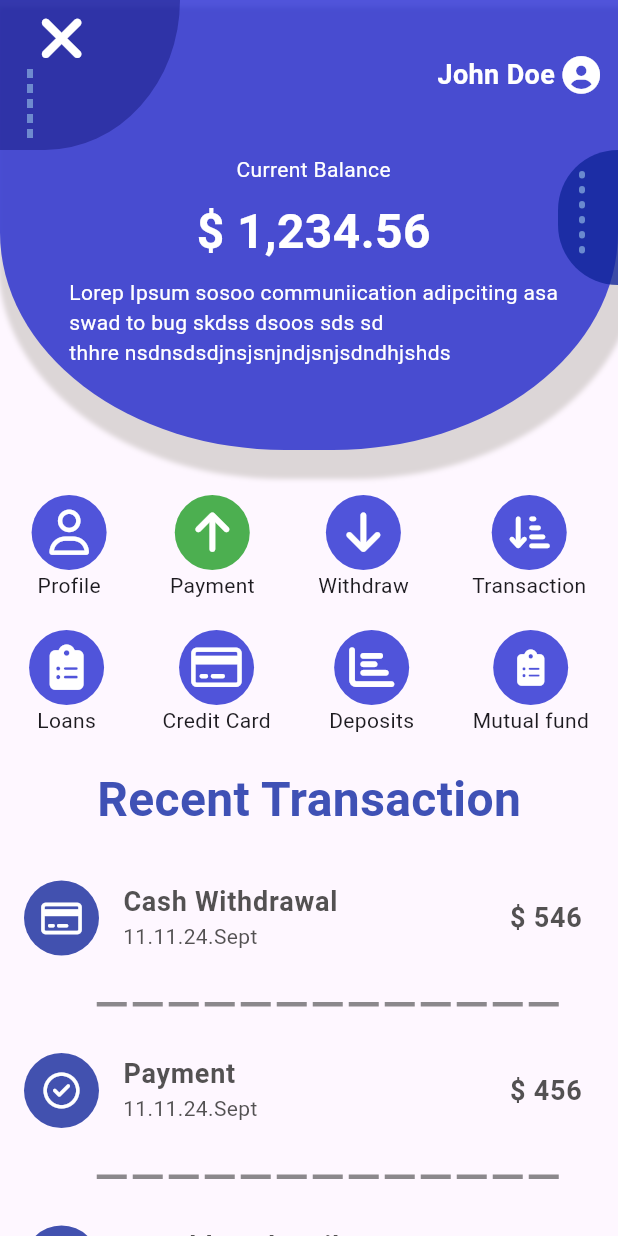
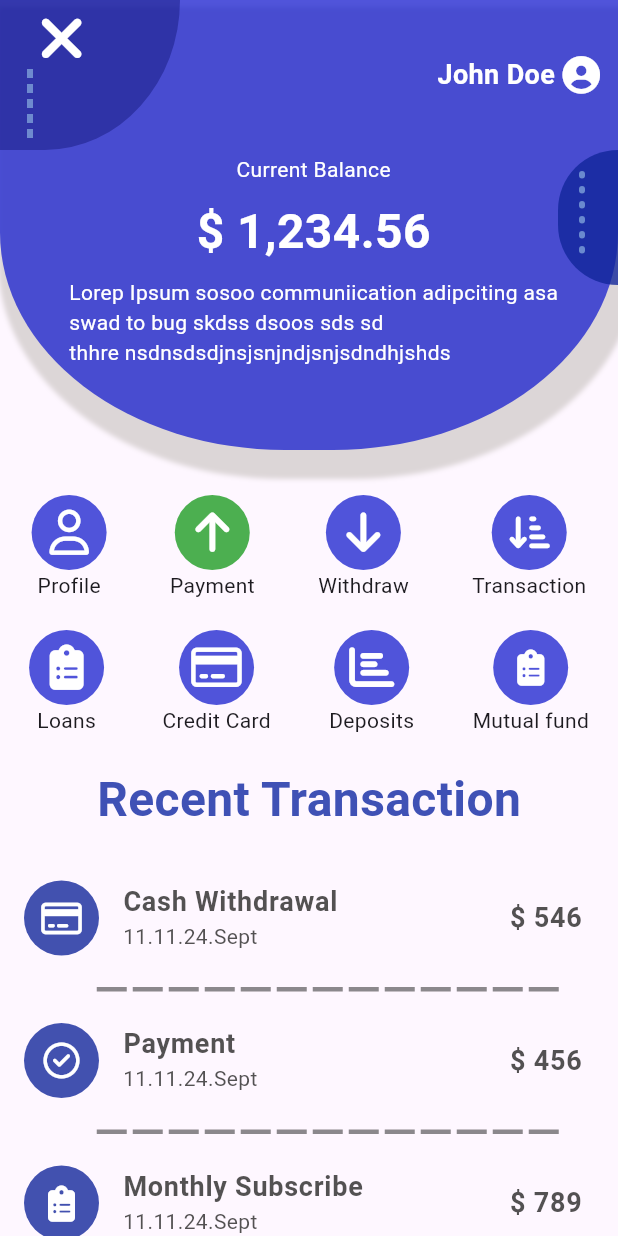
Before and after one commit to ismunta/dashboard, a Flutter app: the screen it shows after launch, on a phone screen of 412 x 824 dp. Run offline on Flutter 3.47's test engine with Material 3 defaults, Android fonts, the phone set to English and light mode, and no system bars; drawn by our look-alikes of dotted_line; our stand-ins replace font_awesome_flutter.

Commit message:
third commit

```diff
--- a/lib/home.dart
+++ b/lib/home.dart
@@ -328,7 +328,7 @@ class Myhome extends StatelessWidget {
                 trailing: Text("\$ 546",style: TextStyle(color:Color(0xd9353434),fontWeight: FontWeight.bold,fontSize: 18),),
               ),
                const Padding(
-                 padding: const EdgeInsets.only(left: 48.0,top: 20,bottom: 20),
+                 padding: const EdgeInsets.only(left: 48.0,top: 10,bottom: 10),
                  child: const DottedLine(
                    alignment: WrapAlignment.end,
                     lineThickness: 3,
@@ -353,7 +353,7 @@ class Myhome extends StatelessWidget {
                 trailing: const Text("\$ 456",style: TextStyle(color:Color(0xd9353434),fontWeight: FontWeight.bold,fontSize: 18),),
               ),
               const Padding(
-                padding: const EdgeInsets.only(left: 48.0,top: 20,bottom: 20),
+                padding: const EdgeInsets.only(left: 48.0,top: 10,bottom: 10),
                 child: const DottedLine(
                   alignment: WrapAlignment.end,
                   lineThickness: 3,
@@ -378,7 +378,7 @@ class Myhome extends StatelessWidget {
                 trailing: Text("\$ 789",style: TextStyle(color:Color(0xd9353434),fontWeight: FontWeight.bold,fontSize: 18),),
               ),
               const Padding(
-                padding: const EdgeInsets.only(left: 48.0,top: 20,bottom: 20),
+                padding: const EdgeInsets.only(left: 48.0,top: 10,bottom: 10),
                 child: const DottedLine(
                   alignment: WrapAlignment.end,
                   lineThickness: 3,
```
